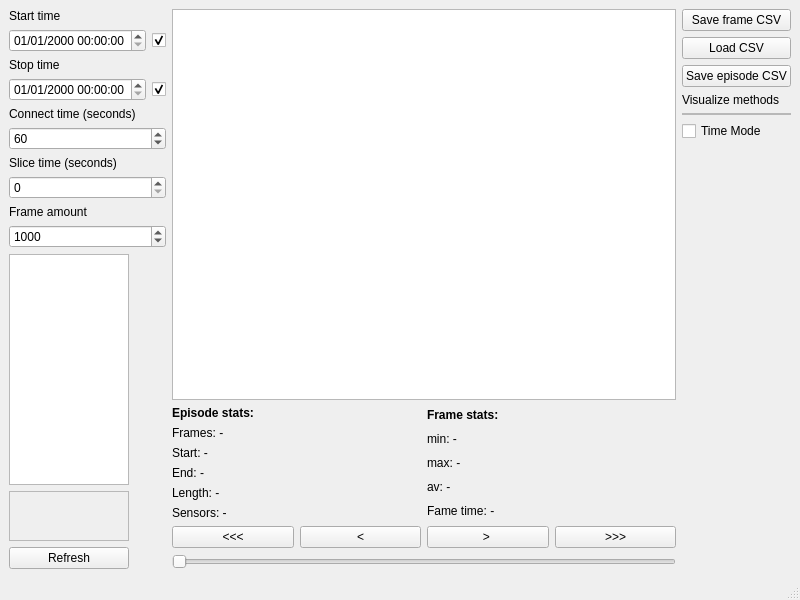
This is server/database_scroll/mainwindow.ui in GiteZz/Thermal-sensor-localisation as Qt 5 draws it before an edit. The edited form follows.
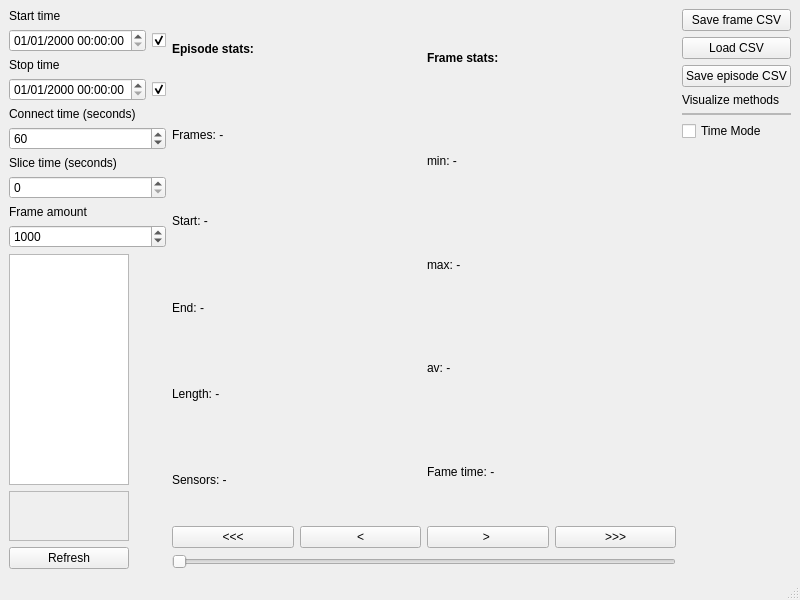
This is the edited form.

The edit to the form file:
```diff
--- a/server/database_scroll/mainwindow.ui
+++ b/server/database_scroll/mainwindow.ui
@@ -19,9 +19,6 @@
      <layout class="QGridLayout" name="gridLayout">
       <item row="0" column="1">
        <layout class="QVBoxLayout" name="rightVLayout">
-        <item>
-         <widget class="QGraphicsView" name="plotGraphicsView"/>
-        </item>
         <item>
          <layout class="QHBoxLayout" name="statHLayout">
           <item>
```
